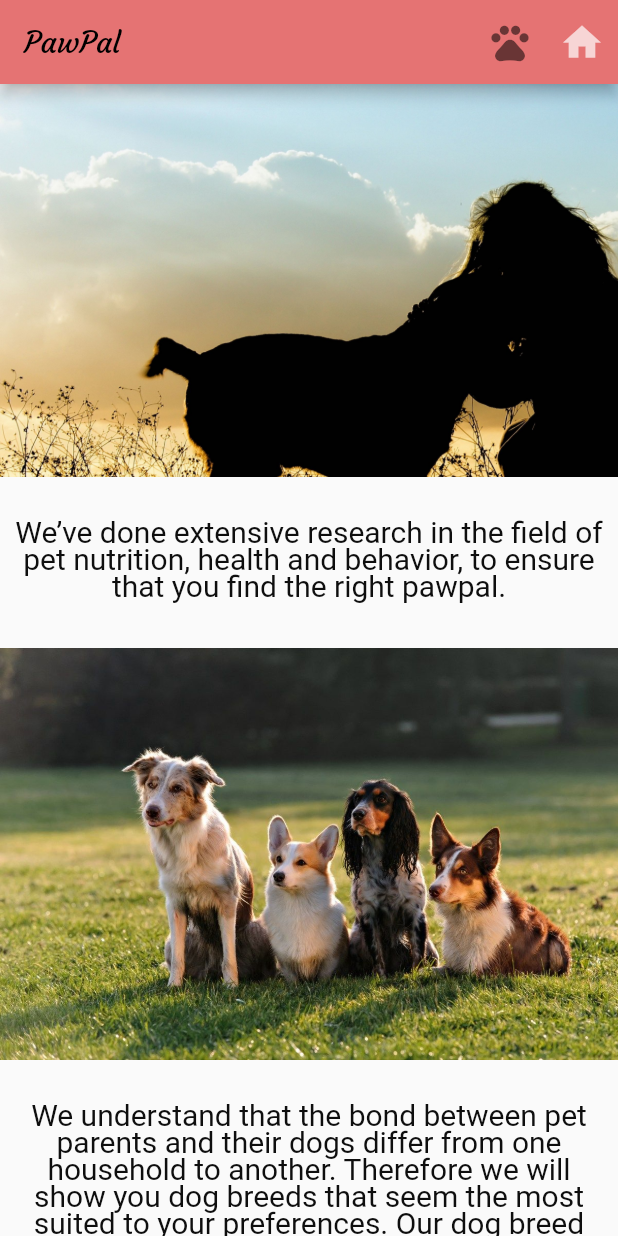
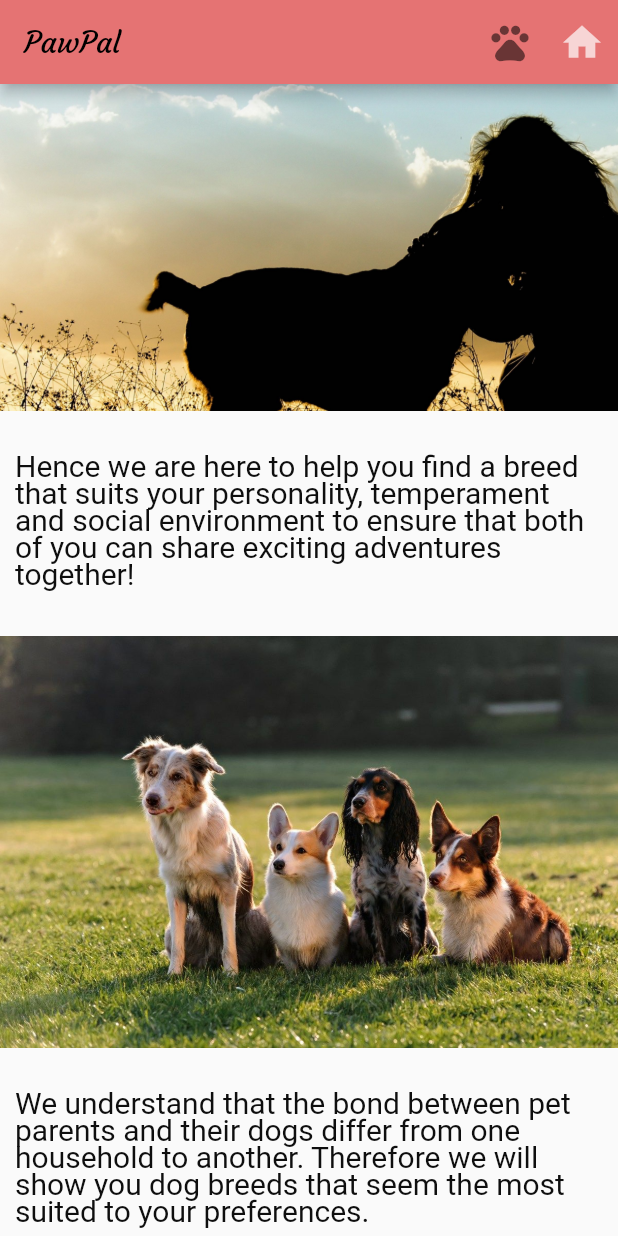
Before and after one commit to AksV73/PawPal, a Flutter app: the screen it shows after launch, scrolled down 1152 dp, on a phone screen of 412 x 824 dp. Run offline on Flutter 3.47's test engine with Material 2 defaults, Android fonts, the phone set to English and light mode, and no system bars; our stand-ins replace pdf; missing offline and left inert: flutter_email_sender, mailer.

```diff
--- a/project/lib/main.dart
+++ b/project/lib/main.dart
@@ -203,17 +203,16 @@ class _welcomeState extends State<welcome> {
                       fit: BoxFit.fitHeight),
                 )),
             Padding(
-              padding: const EdgeInsets.all(10.0),
+              padding: const EdgeInsets.only(top: 20),
               child: Text(
-                ' \"Welcome everyone to the world of dogs, \nWhere everything is about drooling and paws,\n\nAnd I lick to my heart’s content, \nA big bowl of peanut butter with my vet’s consent, \n\nAnd I run quickly towards the ball,\nWhen my hooman said, “Fetch! Before the night falls!”. \"\n\n -poetry of a PawPal\n',
+                'Welcome to the world of dogs,\nWhere everything is about\ndrooling and paws,\n\nAnd I lick to my heart’s content,\nA big bowl of peanut butter\nwith my vet’s consent,\n\nAnd I run quickly towards the ball,\nWhen my hooman said,\n“Fetch! Before the night falls!”.\n\n -poetry of a PawPal\n',
                 style: TextStyle(
 //                fontFamily: 'Raleway',
                   fontSize: 20,
                   color: const Color(0xff0e0e0e),
-                  height: 0.8,
+                  height: 0.9,
                   fontWeight: FontWeight.w100,
                   fontStyle: FontStyle.italic,
-                  //fontFamily: 'Indie',
                 ),
                 textAlign: TextAlign.left,
               ),
@@ -260,14 +259,14 @@ class _welcomeState extends State<welcome> {
             Padding(
               padding: const EdgeInsets.all(10.0),
               child: Text(
-                'At PawPal, we believe in the magical bond between pet parents and their pets. Pets end up becoming our best friends, closest confidants and family members. Adopting a dog is hugely rewarding, but it\'s also a big responsibility. You might be wondering which dog breed suits you the best? Hence we are here to help you find a breed that suits your personality, temperament  and social environment to ensure that both of you can share exciting adventures together!',
+                'At PawPal, we believe in the magical bond between pet parents and their pets. Pets end up becoming our best friends, closest confidants and family members. Adopting a dog is hugely rewarding, but it\'s also a big responsibility. You might be wondering which dog breed suits you the best?' ,
                 style: TextStyle(
 //                    fontFamily: 'Raleway',
                   fontSize: 20,
                   color: const Color(0xff0e0e0e),
                   height: 0.9,
                 ),
-                textAlign: TextAlign.center,
+                textAlign: TextAlign.left,
               ),
             ),
             Container(
@@ -287,14 +286,14 @@ class _welcomeState extends State<welcome> {
             Padding(
               padding: const EdgeInsets.all(10.0),
               child: Text(
-                'We’ve done extensive research in the field of pet nutrition, health and behavior, to ensure that you find the right pawpal.',
+                'Hence we are here to help you find a breed that suits your personality, temperament  and social environment to ensure that both of you can share exciting adventures together!',
                 style: TextStyle(
 //                    fontFamily: 'Raleway',
                   fontSize: 20,
                   color: const Color(0xff0e0e0e),
                   height: 0.9,
                 ),
-                textAlign: TextAlign.center,
+                textAlign: TextAlign.left,
               ),
             ),
             Container(
@@ -314,7 +313,7 @@ class _welcomeState extends State<welcome> {
             Padding(
               padding: const EdgeInsets.all(10.0),
               child: Text(
-                'We understand that the bond between pet parents and their dogs differ from one household to another. Therefore we will show you dog breeds that seem the most suited to your preferences. Our dog breed selector tool can help steer you in the right direction, leading you closer to your perfect match.',
+                'We understand that the bond between pet parents and their dogs differ from one household to another. Therefore we will show you dog breeds that seem the most suited to your preferences.',
                 style: TextStyle(
 //                    fontFamily: 'Raleway',
                   fontSize: 20,
@@ -322,7 +321,7 @@ class _welcomeState extends State<welcome> {
                   color: const Color(0xff0e0e0e),
                   height: 0.9,
                 ),
-                textAlign: TextAlign.center,
+                textAlign: TextAlign.left,
               ),
             ),
             Container(
--- a/project/lib/quiz.dart
+++ b/project/lib/quiz.dart
@@ -1597,6 +1597,7 @@ class _qu7State extends State<qu7> {
                     Container(
                       padding: EdgeInsets.fromLTRB(20.0, 30.0, 20.0, 30.0),
                       height: 300.0,
+                      width: 400.0,
                       decoration: BoxDecoration(
                         gradient: LinearGradient(
                           colors: _colors,
@@ -1605,6 +1606,7 @@ class _qu7State extends State<qu7> {
                         ),
                       ),
                       child: Column(
+                        mainAxisAlignment: MainAxisAlignment.start,
                         children: <Widget>[
                           Container(
                             padding:
@@ -1615,6 +1617,8 @@ class _qu7State extends State<qu7> {
                                 fontSize: 20.0,
                                 fontFamily: 'Roboto',
                               ),
+                              textAlign: TextAlign.left,
+
                             ),
                           ),
                           RaisedButton(
```
